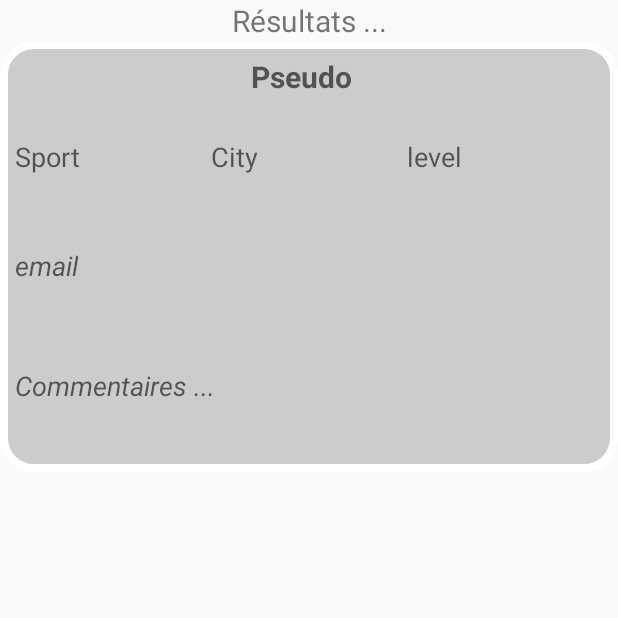
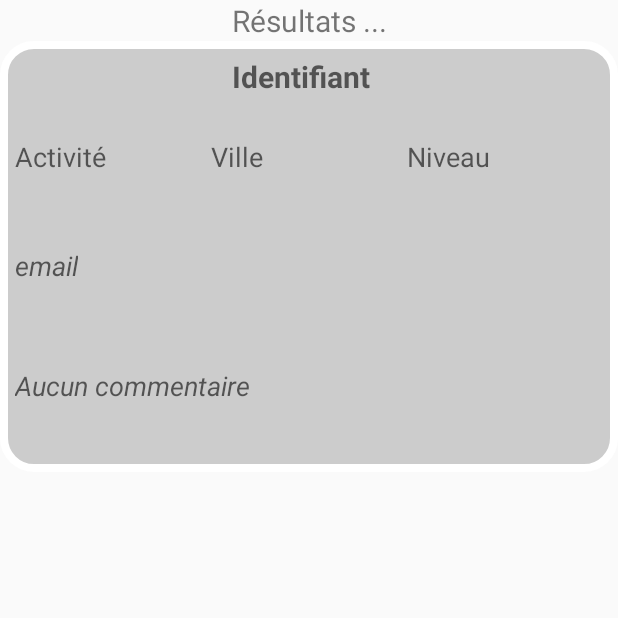
Before and after one commit to axel-thiel/FAP_Android, an Android app: the DetailAndResultCardActivity screen opened directly, with no data from a screen before it, on a phone screen of 412 x 824 dp, the top half of it. Run offline under Robolectric (Android 15) with nearby library versions, the phone set to English and light mode, and no system bars; 11 statements that could not run were skipped.

Commit message:
add method to search on sqlite bdd  user and cards.
add pointer action in DetailandResultCardActivity

```diff
--- a/app/src/main/java/com/findactivitypartner/damienaxel/findactivitypartner_app/DetailAndResultCardActivity.java
+++ b/app/src/main/java/com/findactivitypartner/damienaxel/findactivitypartner_app/DetailAndResultCardActivity.java
@@ -1,7 +1,11 @@
 package com.findactivitypartner.damienaxel.findactivitypartner_app;
 
 import android.app.Activity;
+import android.content.Intent;
+import android.database.Cursor;
 import android.os.Bundle;
+import android.view.View;
+import android.widget.AdapterView;
 import android.widget.ListView;
 import android.widget.TextView;
 
@@ -12,7 +16,6 @@ import java.util.List;
  */
 public class DetailAndResultCardActivity extends Activity {
 
-//    UserBDD userBDD = new UserBDD(this);
 
     @Override
     protected void onCreate(Bundle savedInstanceState) {
@@ -22,20 +25,65 @@ public class DetailAndResultCardActivity extends Activity {
         TextView textViewSport = (TextView) findViewById(R.id.detail_text_view_sport);
         TextView textViewVille = (TextView) findViewById(R.id.detail_text_view_ville);
         TextView textViewPseudo = (TextView) findViewById(R.id.detail_text_view_pseudo);
+        TextView textViewLevel = (TextView) findViewById(R.id.detail_text_view_level);
+        TextView textViewEmail = (TextView) findViewById(R.id.detail_text_view_email);
+        TextView textViewComment = (TextView) findViewById(R.id.detail_text_view_comment);
 
-        ListView listAssociatedCard = (ListView) findViewById(R.id.list_view_associatedCards);
+        final ListView listAssociatedCard = (ListView) findViewById(R.id.list_view_associatedCards);
 
         Bundle bundle = getIntent().getExtras();
         Card UserCardChoose = (Card) bundle.get("choosedUserCard");
         textViewSport.setText(UserCardChoose.getActivity());
         textViewVille.setText(UserCardChoose.getCity());
         textViewPseudo.setText(UserCardChoose.getLogin());
+        textViewLevel.setText(UserCardChoose.getLevel());
+        textViewEmail.setText(UserCardChoose.getMail());
+        textViewComment.setText(UserCardChoose.getComment());
 
 
-        // method to find the associates cards in the fake database
+
+        // method to find associated cards in the fake database
         List<Card> associatedCards = DataBaseUserCard.createListOfAssociatedCard(UserCardChoose);
+
+        //method to fond associated cards in the sqlite bdd
+        CardBDD cardBDD = new CardBDD(this);
+        Cursor cursor = cardBDD.getCardList();
+        String userLogin = UserCardChoose.getLogin();
+        String activitySearched = UserCardChoose.getActivity();
+        String citySearched = UserCardChoose.getCity();
+
+        while(cursor.moveToNext())
+        {
+            String cursorLogin=cursor.getString(1);
+            String cursorActivity=cursor.getString(3);
+            String cursorCity=cursor.getString(5);
+
+            if(!cursorLogin.equals(userLogin) && cursorActivity.equals(activitySearched) &&
+                    cursorCity.equals(citySearched))
+            {
+                Card tmpCard = new Card(cursor.getString(3),cursor.getString(5),cursor.getString(1),
+                        cursor.getString(6),cursor.getString(2), cursor.getString(4));
+                associatedCards.add(tmpCard);
+            }
+        }
+
+
 
         FicheUserAdapter ficheUserAdapter = new FicheUserAdapter(this, R.layout.adapter_fiche_user, associatedCards);
         listAssociatedCard.setAdapter(ficheUserAdapter);
+
+        //method to isolate the information on clicked card
+        listAssociatedCard.setOnItemClickListener(new AdapterView.OnItemClickListener() {
+
+            @Override
+            public void onItemClick(AdapterView<?> adapterView, View view, int i, long l) {
+                Intent intent = new Intent(view.getContext(), DetailAndResultCardActivity.class);
+                Card choosedUserCard = (Card) listAssociatedCard.getItemAtPosition(i);
+                intent.putExtra("choosedUserCard", choosedUserCard);
+                startActivity(intent);
+            }
+
+        });
+
     }
 }
--- a/app/src/main/java/com/findactivitypartner/damienaxel/findactivitypartner_app/FicheUserAdapter.java
+++ b/app/src/main/java/com/findactivitypartner/damienaxel/findactivitypartner_app/FicheUserAdapter.java
@@ -28,12 +28,13 @@ public class FicheUserAdapter extends ArrayAdapter {
         TextView textViewSport = (TextView) convertView.findViewById(R.id.text_view_sport);
         TextView textViewVille = (TextView) convertView.findViewById(R.id.text_view_ville);
         TextView textViewPseudo = (TextView) convertView.findViewById(R.id.text_view_pseudo);
-
+        TextView textViewLevel = (TextView) convertView.findViewById(R.id.text_view_level);
 
 
         textViewSport.setText(listeActivite.get(position).getActivity());
         textViewVille.setText(listeActivite.get(position).getCity());
         textViewPseudo.setText(listeActivite.get(position).getLogin());
+        textViewLevel.setText(listeActivite.get(position).getLevel());
 
 
 
--- a/app/src/main/res/layout/card_detail_and_results.xml
+++ b/app/src/main/res/layout/card_detail_and_results.xml
@@ -35,7 +35,7 @@
                 <TextView
                     android:gravity="center"
                     android:id="@+id/detail_text_view_pseudo"
-                    android:hint="Pseudo"
+                    android:hint="Identifiant"
                     android:textSize="20dp"
                     android:layout_width="0dp"
                     android:layout_height="wrap_content"
@@ -62,7 +62,7 @@
 
                 android:layout_gravity="center"
                 android:id="@+id/detail_text_view_sport"
-                android:hint="Sport"
+                android:hint="Activité"
                 android:textSize="18dp"
                 android:layout_width="0dp"
                 android:layout_height="wrap_content"
@@ -75,7 +75,7 @@
 
                 android:layout_gravity="center"
                 android:id="@+id/detail_text_view_ville"
-                android:hint="City"
+                android:hint="Ville"
                 android:textSize="18dp"
                 android:layout_width="0dp"
                 android:layout_height="wrap_content"
@@ -86,8 +86,8 @@
 
                     <TextView
                         android:layout_gravity="center"
-                        android:id="@+id/detail_text_view_niveau"
-                        android:hint="level"
+                        android:id="@+id/detail_text_view_level"
+                        android:hint="Niveau"
                         android:textSize="18dp"
                         android:layout_width="0dp"
                         android:layout_height="wrap_content"
@@ -122,12 +122,12 @@
     android:layout_height="80dp">
 
     <TextView
-    android:id="@+id/detail_text_view_commentaire"
+    android:id="@+id/detail_text_view_comment"
     android:layout_width="wrap_content"
     android:layout_height="wrap_content"
     android:layout_marginTop="20dp"
     android:textSize="18dp"
-    android:hint = "Commentaires ..."
+    android:hint = "Aucun commentaire"
     android:textStyle="italic"
     />
 
--- a/app/src/main/res/layout/create_user_profile.xml
+++ b/app/src/main/res/layout/create_user_profile.xml
@@ -7,7 +7,7 @@
         android:id="@+id/create_new_userlogin"
         android:layout_width="match_parent"
         android:layout_height="wrap_content"
-        android:hint="login"
+        android:hint="Identifiant"
         />
 
     <EditText
@@ -15,7 +15,7 @@
         android:id="@+id/create_new_userpassword"
         android:layout_width="match_parent"
         android:layout_height="wrap_content"
-        android:hint="password"
+        android:hint="Mot de passe"
         />
 
     <EditText
@@ -29,7 +29,7 @@
         android:id="@+id/create_confirm_new_useremail"
         android:layout_width="match_parent"
         android:layout_height="wrap_content"
-        android:hint="confirm your email"
+        android:hint="confirmation email"
         />
 
     <Button
--- a/app/src/main/res/layout/user_home.xml
+++ b/app/src/main/res/layout/user_home.xml
@@ -9,7 +9,7 @@
         android:gravity="center"
         android:layout_height="wrap_content"
         android:textSize="@dimen/Titre1"
-        android:text="Your cards"
+        android:text="Vos recherches d'activités :"
         android:layout_marginTop="10dp"
         android:layout_marginBottom="10dp"
         />
```
Also changed, not shown: app/src/main/java/com/findactivitypartner/damienaxel/findactivitypartner_app/DataBaseUserCard.java (+12 -12 lines), app/src/main/java/com/findactivitypartner/damienaxel/findactivitypartner_app/MainActivity.java (+48 -3 lines), app/src/main/java/com/findactivitypartner/damienaxel/findactivitypartner_app/userHomeActivity.java (+20 -0 lines), app/src/main/res/layout/activity_main.xml (+17 -5 lines), app/src/main/res/layout/adapter_fiche_user.xml (+4 -4 lines), app/src/main/res/layout/create_card_user.xml (+5 -5 lines).
